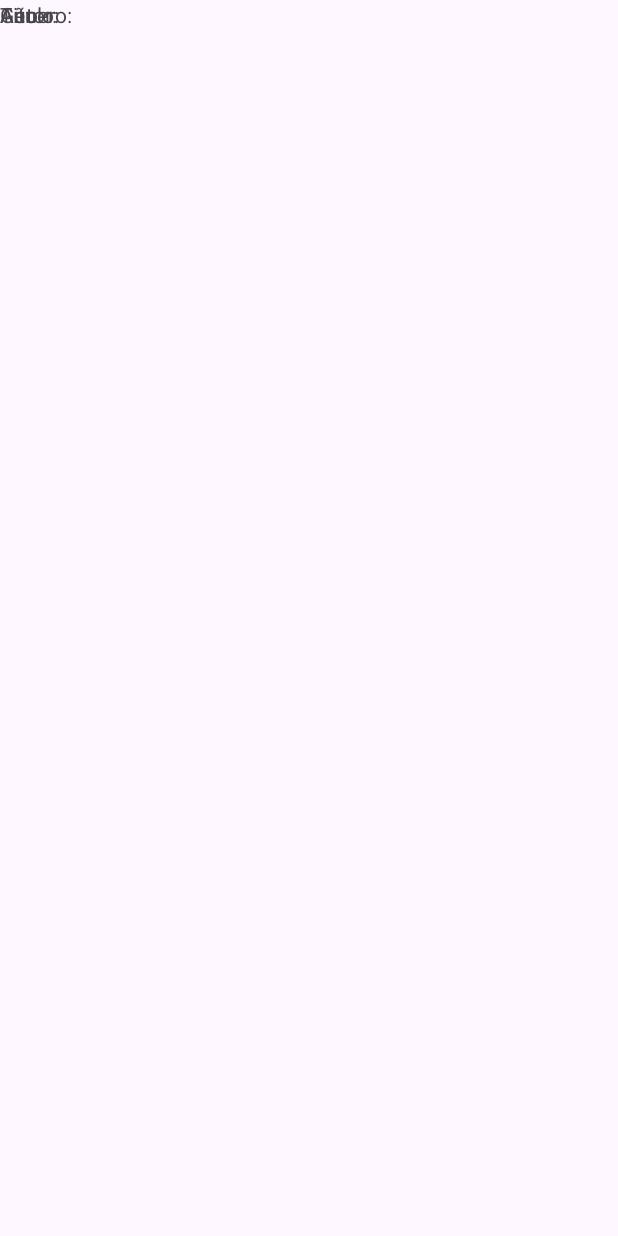
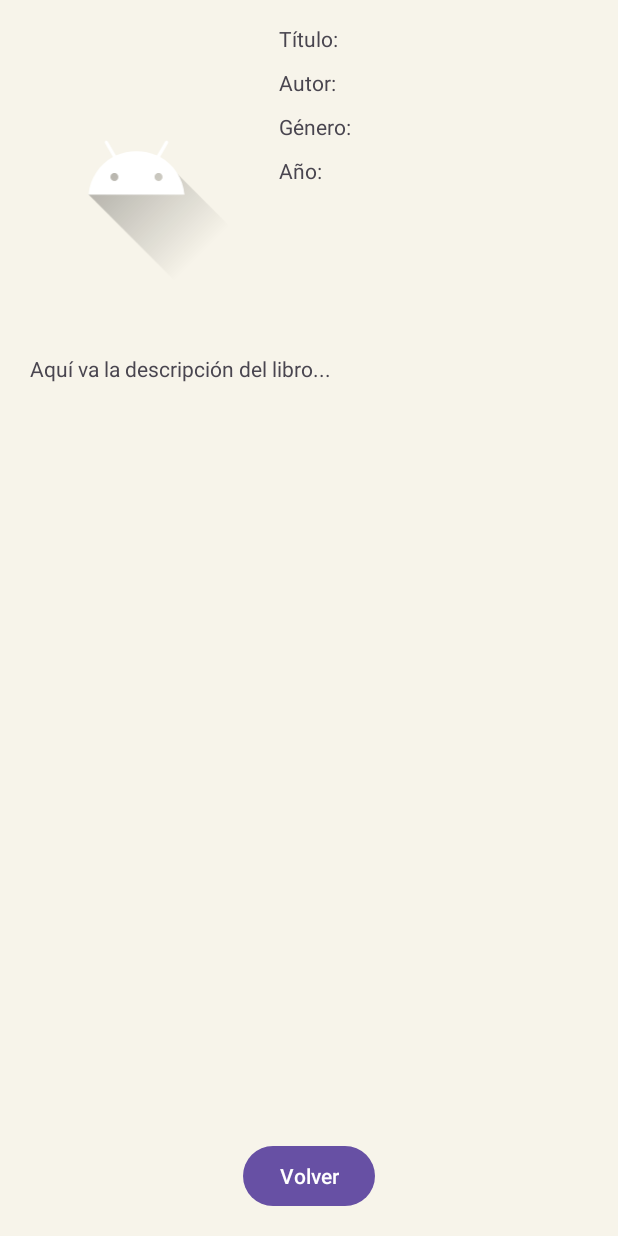
Before and after one commit to Csoria30/DesarrolloMovil, an Android app: the DetallesActivity screen opened directly, with no data from a screen before it, on a phone screen of 412 x 824 dp. Before the commit the screen is almost empty. Run offline under Robolectric (Android 15) with nearby library versions, the phone set to English and light mode, and no system bars.

Commit message:
Envio de datos string del libro a la vista

```diff
--- a/TrabajoPractico2/app/src/main/java/com/ulp/trabajopractico2/View/DetallesActivity.java
+++ b/TrabajoPractico2/app/src/main/java/com/ulp/trabajopractico2/View/DetallesActivity.java
@@ -7,20 +7,49 @@ import androidx.appcompat.app.AppCompatActivity;
 import androidx.core.graphics.Insets;
 import androidx.core.view.ViewCompat;
 import androidx.core.view.WindowInsetsCompat;
+import androidx.lifecycle.ViewModelProvider;
 
 import com.ulp.trabajopractico2.R;
+import com.ulp.trabajopractico2.ViewModel.DetallesActivityViewModel;
+import com.ulp.trabajopractico2.databinding.ActivityDetallesBinding;
 
 public class DetallesActivity extends AppCompatActivity {
+    private ActivityDetallesBinding binding;
+    private DetallesActivityViewModel viewModel;
 
     @Override
     protected void onCreate(Bundle savedInstanceState) {
         super.onCreate(savedInstanceState);
+
+        binding = ActivityDetallesBinding.inflate(getLayoutInflater());
+        viewModel = new ViewModelProvider(this).get(DetallesActivityViewModel.class);
+
         EdgeToEdge.enable(this);
-        setContentView(R.layout.activity_detalles);
+        setContentView(binding.getRoot());
         ViewCompat.setOnApplyWindowInsetsListener(findViewById(R.id.tvAutorLibro), (v, insets) -> {
             Insets systemBars = insets.getInsets(WindowInsetsCompat.Type.systemBars());
             v.setPadding(systemBars.left, systemBars.top, systemBars.right, systemBars.bottom);
             return insets;
         });
+
+        //Observadores
+        viewModel.getMuLibro().observe(this, libro ->{
+            int imagenId = getResources().getIdentifier(libro.getPortadaUrl(), "drawable", getPackageName());
+
+            binding.tvTitulo.setText(getString(R.string.titulo_label, libro.getTitulo()));
+            binding.tvAutor.setText(getString(R.string.autor_label, libro.getAutor()));
+            binding.tvGenero.setText(getString(R.string.genero_label, libro.getGenero()));
+            binding.tvAnio.setText(getString(R.string.anio_label, libro.getAnio()));
+            binding.tvDescripcion.setText(libro.getDescripcion());
+            binding.imgPortada.setImageResource(imagenId);
+        });
+
+        viewModel.cargarDatos(getIntent());
+
+        //Boton para volver
+        binding.btnVolver.setOnClickListener( boton -> {
+            //onBackPressed();
+            finish();
+        });
     }
 }
--- a/TrabajoPractico2/app/src/main/java/com/ulp/trabajopractico2/View/MainActivity.java
+++ b/TrabajoPractico2/app/src/main/java/com/ulp/trabajopractico2/View/MainActivity.java
@@ -46,12 +46,13 @@ public class MainActivity extends AppCompatActivity {
         // Asignamos el drawable al inicio del EditText
         binding.etLibroBuscado.setCompoundDrawables(lupa, null, null, null);
 
-
         ViewCompat.setOnApplyWindowInsetsListener(findViewById(R.id.tvAutorLibro), (v, insets) -> {
             Insets systemBars = insets.getInsets(WindowInsetsCompat.Type.systemBars());
             v.setPadding(systemBars.left, systemBars.top, systemBars.right, systemBars.bottom);
             return insets;
         });
+
+
 
         //Observadores
         viewModel.getmLibro().observe(this, libro ->{
--- /dev/null
+++ b/TrabajoPractico2/app/src/main/java/com/ulp/trabajopractico2/ViewModel/DetallesActivityViewModel.java
@@ -0,0 +1,32 @@
+package com.ulp.trabajopractico2.ViewModel;
+
+import android.app.Application;
+import android.content.Intent;
+
+import androidx.annotation.NonNull;
+import androidx.lifecycle.AndroidViewModel;
+import androidx.lifecycle.MutableLiveData;
+
+import com.ulp.trabajopractico2.Model.LibroModel;
+
+public class DetallesActivityViewModel extends AndroidViewModel {
+    MutableLiveData<LibroModel> muLibro;
+    public DetallesActivityViewModel(@NonNull Application application) {
+        super(application);
+    }
+
+    public MutableLiveData<LibroModel> getMuLibro() {
+        if(muLibro == null)
+            muLibro = new MutableLiveData<>();
+
+        return muLibro;
+    }
+
+    public void cargarDatos(Intent intent){
+        LibroModel libro = intent.getSerializableExtra("libro", LibroModel.class);
+
+        if(libro != null)
+            muLibro.setValue(libro);
+    }
+
+}
--- a/TrabajoPractico2/app/src/main/java/com/ulp/trabajopractico2/ViewModel/MainActivityViewModel.java
+++ b/TrabajoPractico2/app/src/main/java/com/ulp/trabajopractico2/ViewModel/MainActivityViewModel.java
@@ -19,12 +19,13 @@ public class MainActivityViewModel extends AndroidViewModel {
 
     public MainActivityViewModel(@NonNull Application application) {
         super(application);
+        cargarLibros();
     }
 
     //Carga los libros
     private void cargarLibros() {
         biblioteca.add(new LibroModel(1, "Cien Años de Soledad", "Gabriel García Márquez", "Realismo mágico", 1967, 417,
-                "Novela que narra la historia de la familia Buendía a lo largo de varias generaciones.", "url_portada1"));
+                "Novela que narra la historia de la familia Buendía a lo largo de varias generaciones.", "cover_elprincipito"));
         biblioteca.add(new LibroModel(2, "1984", "George Orwell", "Distopía", 1949, 328,
                 "Una novela sobre un futuro totalitario controlado por el Gran Hermano.", "url_portada2"));
         biblioteca.add(new LibroModel(3, "El Principito", "Antoine de Saint-Exupéry", "Fantasía", 1943, 96,
--- a/TrabajoPractico2/app/src/main/res/layout/activity_detalles.xml
+++ b/TrabajoPractico2/app/src/main/res/layout/activity_detalles.xml
@@ -5,48 +5,80 @@
     android:id="@+id/tvAutorLibro"
     android:layout_width="match_parent"
     android:layout_height="match_parent"
+    android:background="@color/fondoPrincipal"
     tools:context=".View.DetallesActivity">
 
 
     <ImageView
-        android:id="@+id/imageView"
-        android:layout_width="wrap_content"
-        android:layout_height="wrap_content"
-        tools:layout_editor_absoluteX="25dp"
-        tools:layout_editor_absoluteY="52dp"
-        tools:srcCompat="@tools:sample/avatars" />
+        android:id="@+id/imgPortada"
+        android:layout_width="150dp"
+        android:layout_height="200dp"
+        android:layout_margin="16dp"
+        android:layout_marginStart="40dp"
+        android:layout_marginTop="40dp"
+        android:src="@drawable/ic_launcher_foreground"
+        app:layout_constraintStart_toStartOf="parent"
+        app:layout_constraintTop_toTopOf="parent" />
 
     <TextView
         android:id="@+id/tvTitulo"
         android:layout_width="wrap_content"
         android:layout_height="wrap_content"
-        android:text="Titulo: "
-        tools:layout_editor_absoluteX="174dp"
-        tools:layout_editor_absoluteY="52dp" />
+        android:text="Título:"
+        app:layout_constraintStart_toEndOf="@id/imgPortada"
+        app:layout_constraintTop_toTopOf="@id/imgPortada"
+        android:layout_marginStart="20dp" />
 
     <TextView
         android:id="@+id/tvAutor"
         android:layout_width="wrap_content"
         android:layout_height="wrap_content"
-        android:text="Autor: "
-        tools:layout_editor_absoluteX="174dp"
-        tools:layout_editor_absoluteY="89dp" />
+        android:text="Autor:"
+        app:layout_constraintStart_toStartOf="@id/tvTitulo"
+        app:layout_constraintTop_toBottomOf="@id/tvTitulo"
+        android:layout_marginTop="10dp" />
 
     <TextView
         android:id="@+id/tvGenero"
         android:layout_width="wrap_content"
         android:layout_height="wrap_content"
-        android:text="Genero: "
-        tools:layout_editor_absoluteX="174dp"
-        tools:layout_editor_absoluteY="126dp" />
+        android:text="Género:"
+        app:layout_constraintStart_toStartOf="@id/tvTitulo"
+        app:layout_constraintTop_toBottomOf="@id/tvAutor"
+        android:layout_marginTop="10dp" />
 
     <TextView
         android:id="@+id/tvAnio"
         android:layout_width="wrap_content"
         android:layout_height="wrap_content"
-        android:text="Año: "
-        tools:layout_editor_absoluteX="174dp"
-        tools:layout_editor_absoluteY="161dp" />
+        android:text="Año:"
+        app:layout_constraintStart_toStartOf="@id/tvTitulo"
+        app:layout_constraintTop_toBottomOf="@id/tvGenero"
+        android:layout_marginTop="10dp" />
+
+    <TextView
+        android:id="@+id/tvDescripcion"
+        android:layout_width="0dp"
+        android:layout_height="wrap_content"
+        android:text="Aquí va la descripción del libro..."
+        android:textSize="14sp"
+        android:ellipsize="end"
+        android:maxLines="3"
+        android:scrollHorizontally="false"
+        android:layout_margin="20dp"
+        app:layout_constraintStart_toStartOf="parent"
+        app:layout_constraintEnd_toEndOf="parent"
+        app:layout_constraintTop_toBottomOf="@id/imgPortada"/>
+
+    <Button
+        android:id="@+id/btnVolver"
+        android:layout_width="wrap_content"
+        android:layout_height="wrap_content"
+        android:text="Volver"
+        app:layout_constraintBottom_toBottomOf="parent"
+        app:layout_constraintStart_toStartOf="parent"
+        app:layout_constraintEnd_toEndOf="parent"
+        android:layout_marginBottom="16dp" />
 
 
 </androidx.constraintlayout.widget.ConstraintLayout>
--- a/TrabajoPractico2/app/src/main/res/layout/activity_main.xml
+++ b/TrabajoPractico2/app/src/main/res/layout/activity_main.xml
@@ -5,7 +5,7 @@
     android:id="@+id/tvAutorLibro"
     android:layout_width="match_parent"
     android:layout_height="match_parent"
-    android:background="#F7F4EA"
+    android:background="@color/fondoPrincipal"
     tools:context=".View.MainActivity">
 
 
--- a/TrabajoPractico2/app/src/main/res/values/colors.xml
+++ b/TrabajoPractico2/app/src/main/res/values/colors.xml
@@ -2,4 +2,5 @@
 <resources>
     <color name="black">#FF000000</color>
     <color name="white">#FFFFFFFF</color>
+    <color name="fondoPrincipal">#F7F4EA</color>
 </resources>
--- a/TrabajoPractico2/app/src/main/res/values/strings.xml
+++ b/TrabajoPractico2/app/src/main/res/values/strings.xml
@@ -1,3 +1,7 @@
 <resources>
     <string name="app_name">TrabajoPractico2</string>
+    <string name="titulo_label">Título: %1$s</string>
+    <string name="autor_label">Autor: %1$s</string>
+    <string name="genero_label">Género: %1$s</string>
+    <string name="anio_label">Año: %1$d</string>
 </resources>
```
Also changed, not shown: TrabajoPractico2/app/src/main/res/drawable/cover_elprincipito.png (added).
